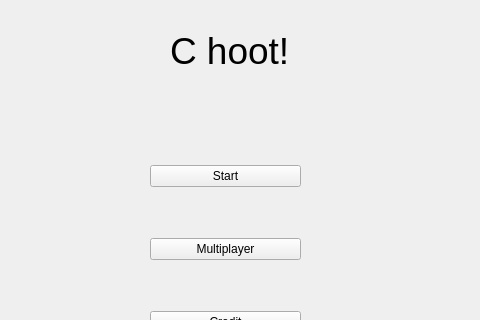
Before: the Qt Designer form mainwindow.ui in henryqingmo/Simple-Trivia, drawn with Qt 5; both pictures show x 160 to 640 and y 0 to 320 of the 800 by 600 pixel window.
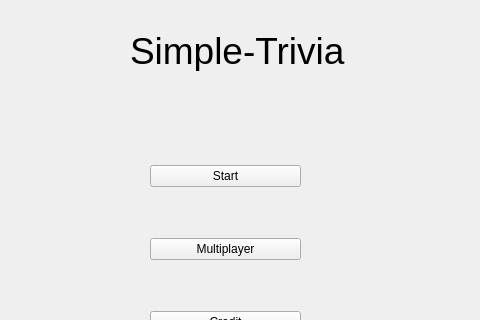
After: the same form once the commit is applied.

Commit message: changed project name

Patch:
```diff
--- a/mainwindow.ui
+++ b/mainwindow.ui
@@ -32,9 +32,9 @@
    <widget class="QLabel" name="label">
     <property name="geometry">
      <rect>
-      <x>330</x>
+      <x>290</x>
       <y>30</y>
-      <width>161</width>
+      <width>221</width>
       <height>41</height>
      </rect>
     </property>
@@ -44,7 +44,7 @@
      </font>
     </property>
     <property name="text">
-     <string>C hoot!</string>
+     <string>Simple-Trivia</string>
     </property>
    </widget>
    <widget class="QWidget" name="layoutWidget">
```
Left out of the diff: 2 changed lines with no effect on the pictures. The commit also changes 1 other file.
